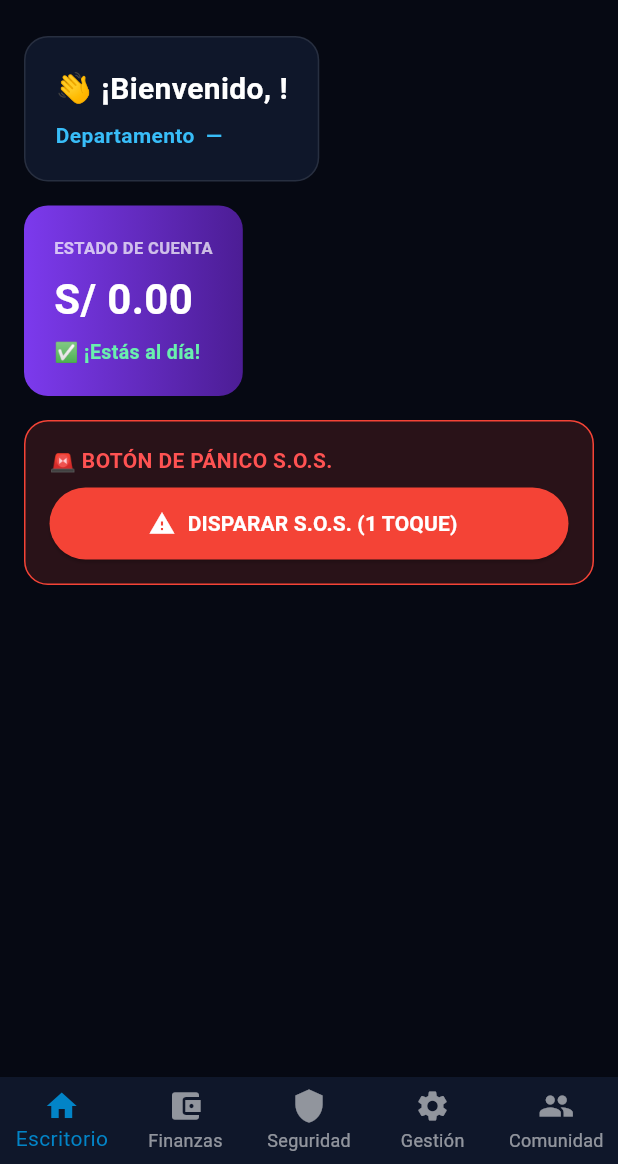
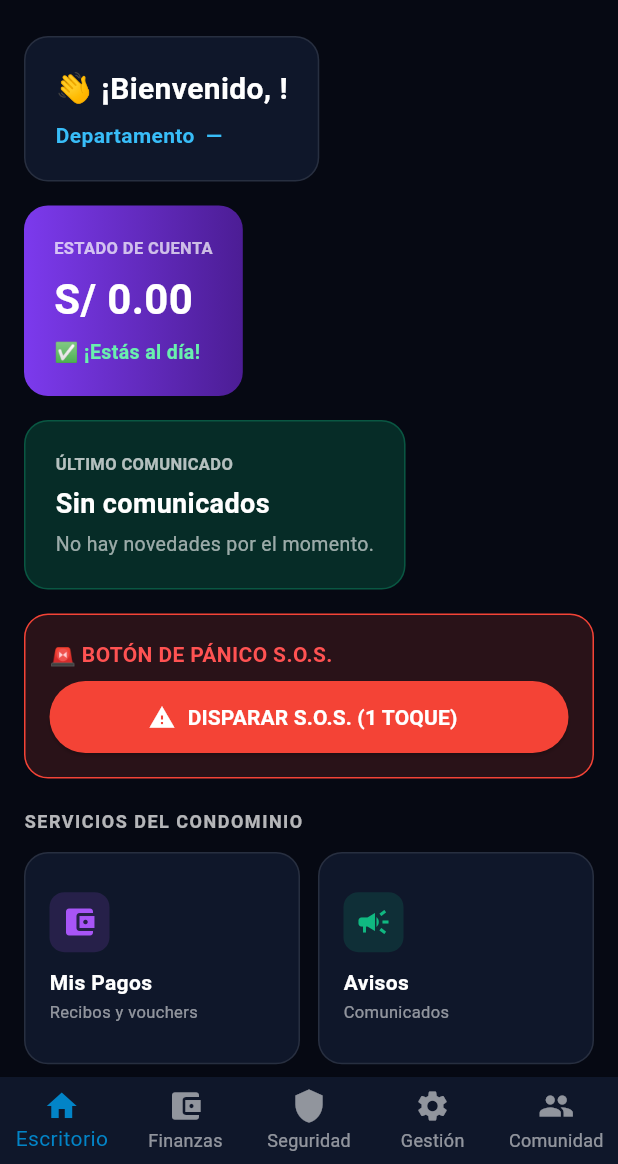
Before and after one commit to KristianBlink182/webinapp, a Flutter app: the DashboardScreen screen opened directly with empty values, on a phone screen of 412 x 824 dp, the part 72-1236 px from its top. Run offline on Flutter 3.47's test engine with Material 3 defaults, Android fonts, the phone set to English and light mode, and no system bars; statements that could not run were skipped.

Commit message:
Add full native dashboard grid, comunicados card and tab navigation

```diff
--- a/public/mobile_app/lib/screens/dashboard_screen.dart
+++ b/public/mobile_app/lib/screens/dashboard_screen.dart
@@ -1,5 +1,7 @@
 import 'package:flutter/material.dart';
 import '../api_service.dart';
+import 'pagos_screen.dart';
+import 'comunidad_screen.dart';
 
 class DashboardScreen extends StatefulWidget {
   final String token;
@@ -56,11 +58,41 @@ class _DashboardScreenState extends State<DashboardScreen> {
           const SizedBox(width: 16),
         ],
       ),
-      body: SingleChildScrollView(
+      body: IndexedStack(
+        index: _currentIndex,
+        children: [
+          _buildEscritorioTab(),
+          PagosScreen(token: widget.token),
+          ComunidadScreen(token: widget.token),
+          ComunidadScreen(token: widget.token),
+          ComunidadScreen(token: widget.token),
+        ],
+      ),
+      bottomNavigationBar: BottomNavigationBar(
+        currentIndex: _currentIndex,
+        onTap: (index) => setState(() => _currentIndex = index),
+        backgroundColor: const Color(0xFF0F172A),
+        selectedItemColor: const Color(0xFF0284C7),
+        unselectedItemColor: Colors.white54,
+        type: BottomNavigationBarType.fixed,
+        items: const [
+          BottomNavigationBarItem(icon: Icon(Icons.home), label: 'Escritorio'),
+          BottomNavigationBarItem(icon: Icon(Icons.account_balance_wallet), label: 'Finanzas'),
+          BottomNavigationBarItem(icon: Icon(Icons.shield), label: 'Seguridad'),
+          BottomNavigationBarItem(icon: Icon(Icons.settings), label: 'Gestión'),
+          BottomNavigationBarItem(icon: Icon(Icons.people), label: 'Comunidad'),
+        ],
+      ),
+    );
+  }
+
+  Widget _buildEscritorioTab() {
+    return SingleChildScrollView(
       padding: const EdgeInsets.all(16.0),
       child: Column(
         crossAxisAlignment: CrossAxisAlignment.start,
         children: [
+          // 1. Tarjeta Bienvenida + Atajo Siri
           Container(
             padding: const EdgeInsets.all(20),
             decoration: BoxDecoration(
@@ -84,6 +116,8 @@ class _DashboardScreenState extends State<DashboardScreen> {
             ),
           ),
           const SizedBox(height: 16),
+
+          // 2. Tarjeta Estado de Cuenta
           Container(
             padding: const EdgeInsets.all(20),
             decoration: BoxDecoration(
@@ -102,6 +136,29 @@ class _DashboardScreenState extends State<DashboardScreen> {
             ),
           ),
           const SizedBox(height: 16),
+
+          // 3. Tarjeta Último Comunicado
+          Container(
+            padding: const EdgeInsets.all(20),
+            decoration: BoxDecoration(
+              color: const Color(0xFF064E3B).withOpacity(0.5),
+              borderRadius: BorderRadius.circular(16),
+              border: Border.all(color: const Color(0xFF10B981).withOpacity(0.3)),
+            ),
+            child: Column(
+              crossAxisAlignment: CrossAxisAlignment.start,
+              children: const [
+                Text('ÚLTIMO COMUNICADO', style: TextStyle(color: Colors.white70, fontSize: 11, fontWeight: FontWeight.bold)),
+                SizedBox(height: 6),
+                Text('Sin comunicados', style: TextStyle(color: Colors.white, fontSize: 18, fontWeight: FontWeight.bold)),
+                SizedBox(height: 4),
+                Text('No hay novedades por el momento.', style: TextStyle(color: Colors.white60, fontSize: 13)),
+              ],
+            ),
+          ),
+          const SizedBox(height: 16),
+
+          // 4. Botón SOS de Pánico
           Container(
             padding: const EdgeInsets.all(16),
             decoration: BoxDecoration(
@@ -133,24 +190,92 @@ class _DashboardScreenState extends State<DashboardScreen> {
               ],
             ),
           ),
+          const SizedBox(height: 20),
+
+          // 5. Servicios del Condominio (Grid de 4 Tarjetas Nativas)
+          const Text('SERVICIOS DEL CONDOMINIO', style: TextStyle(color: Colors.white70, fontSize: 12, fontWeight: FontWeight.bold, letterSpacing: 1)),
+          const SizedBox(height: 12),
+
+          GridView.count(
+            crossAxisCount: 2,
+            shrinkWrap: true,
+            physics: const NeverScrollableScrollPhysics(),
+            crossAxisSpacing: 12,
+            mainAxisSpacing: 12,
+            childAspectRatio: 1.3,
+            children: [
+              _buildServiceCard(
+                icon: Icons.account_balance_wallet,
+                iconColor: const Color(0xFFA855F7),
+                title: 'Mis Pagos',
+                subtitle: 'Recibos y vouchers',
+                onTap: () => setState(() => _currentIndex = 1),
+              ),
+              _buildServiceCard(
+                icon: Icons.campaign,
+                iconColor: const Color(0xFF10B981),
+                title: 'Avisos',
+                subtitle: 'Comunicados',
+                onTap: () => setState(() => _currentIndex = 4),
+              ),
+              _buildServiceCard(
+                icon: Icons.pets,
+                iconColor: const Color(0xFFEC4899),
+                title: 'Mascotas',
+                subtitle: 'Registro',
+                onTap: () => setState(() => _currentIndex = 4),
+              ),
+              _buildServiceCard(
+                icon: Icons.chat_bubble_outline,
+                iconColor: const Color(0xFF14B8A6),
+                title: 'Reclamos',
+                subtitle: 'Sugerencias',
+                onTap: () => setState(() => _currentIndex = 4),
+              ),
             ],
           ),
-      ),
-      bottomNavigationBar: BottomNavigationBar(
-        currentIndex: _currentIndex,
-        onTap: (index) => setState(() => _currentIndex = index),
-        backgroundColor: const Color(0xFF0F172A),
-        selectedItemColor: const Color(0xFF0284C7),
-        unselectedItemColor: Colors.white54,
-        type: BottomNavigationBarType.fixed,
-        items: const [
-          BottomNavigationBarItem(icon: Icon(Icons.home), label: 'Escritorio'),
-          BottomNavigationBarItem(icon: Icon(Icons.account_balance_wallet), label: 'Finanzas'),
-          BottomNavigationBarItem(icon: Icon(Icons.shield), label: 'Seguridad'),
-          BottomNavigationBarItem(icon: Icon(Icons.settings), label: 'Gestión'),
-          BottomNavigationBarItem(icon: Icon(Icons.people), label: 'Comunidad'),
+          const SizedBox(height: 24),
         ],
       ),
     );
   }
+
+  Widget _buildServiceCard({
+    required IconData icon,
+    required Color iconColor,
+    required String title,
+    required String subtitle,
+    required VoidCallback onTap,
+  }) {
+    return InkWell(
+      onTap: onTap,
+      borderRadius: BorderRadius.circular(16),
+      child: Container(
+        padding: const EdgeInsets.all(16),
+        decoration: BoxDecoration(
+          color: const Color(0xFF0F172A),
+          borderRadius: BorderRadius.circular(16),
+          border: Border.all(color: Colors.white10),
+        ),
+        child: Column(
+          crossAxisAlignment: CrossAxisAlignment.start,
+          mainAxisAlignment: MainAxisAlignment.center,
+          children: [
+            Container(
+              padding: const EdgeInsets.all(8),
+              decoration: BoxDecoration(
+                color: iconColor.withOpacity(0.15),
+                borderRadius: BorderRadius.circular(10),
+              ),
+              child: Icon(icon, color: iconColor, size: 24),
+            ),
+            const SizedBox(height: 10),
+            Text(title, style: const TextStyle(color: Colors.white, fontSize: 14, fontWeight: FontWeight.bold)),
+            const SizedBox(height: 2),
+            Text(subtitle, style: const TextStyle(color: Colors.white54, fontSize: 11)),
+          ],
+        ),
+      ),
+    );
   }
+}
```
Also changed, not shown: 1 other file. Lines whose indentation alone changed are shown as unchanged.
